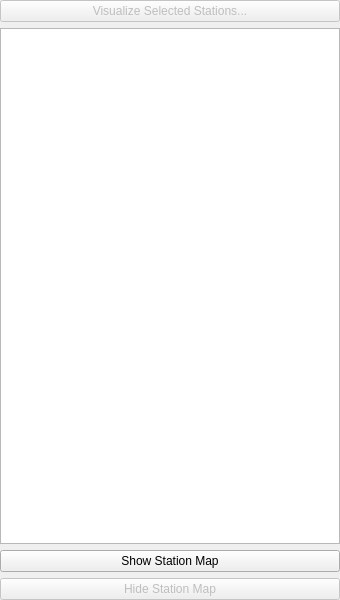
The window that mtpy/gui/SmartMT/ui_asset/station_viewer.ui (MTgeophysics/mtpy) describes before a commit, drawn with Qt 5.
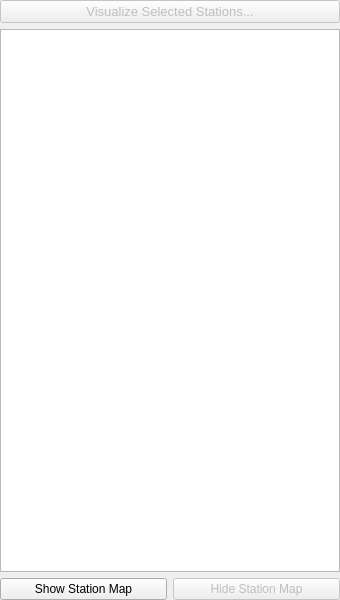
The same window after the commit. Icons and pictures are not drawn.

Commit message: fixed station summary

Patch:
```diff
--- a/mtpy/gui/SmartMT/ui_asset/station_viewer.ui
+++ b/mtpy/gui/SmartMT/ui_asset/station_viewer.ui
@@ -34,6 +34,11 @@
      <property name="enabled">
       <bool>false</bool>
      </property>
+     <property name="font">
+      <font>
+       <pointsize>10</pointsize>
+      </font>
+     </property>
      <property name="text">
       <string>Visualize Selected Stations...</string>
      </property>
@@ -82,6 +87,8 @@
     </widget>
    </item>
    <item>
+    <layout class="QHBoxLayout" name="horizontalLayout">
+     <item>
     <widget class="QPushButton" name="pushButton_showMap">
      <property name="text">
       <string>Show Station Map</string>
@@ -99,6 +106,8 @@
     </widget>
    </item>
   </layout>
+   </item>
+  </layout>
  </widget>
  <tabstops>
   <tabstop>treeWidget_stations</tabstop>
```
Left out of the diff: 2 changed lines with no effect on the pictures. Lines whose indentation alone changed are shown as unchanged. The commit also changes 5 other files.
